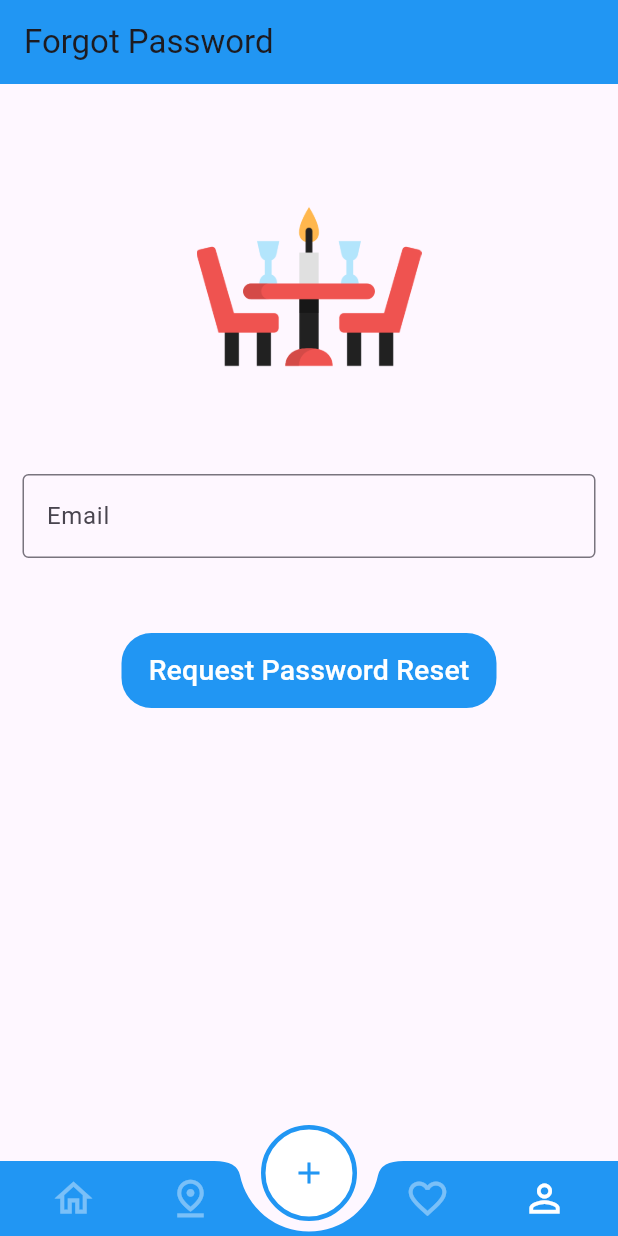
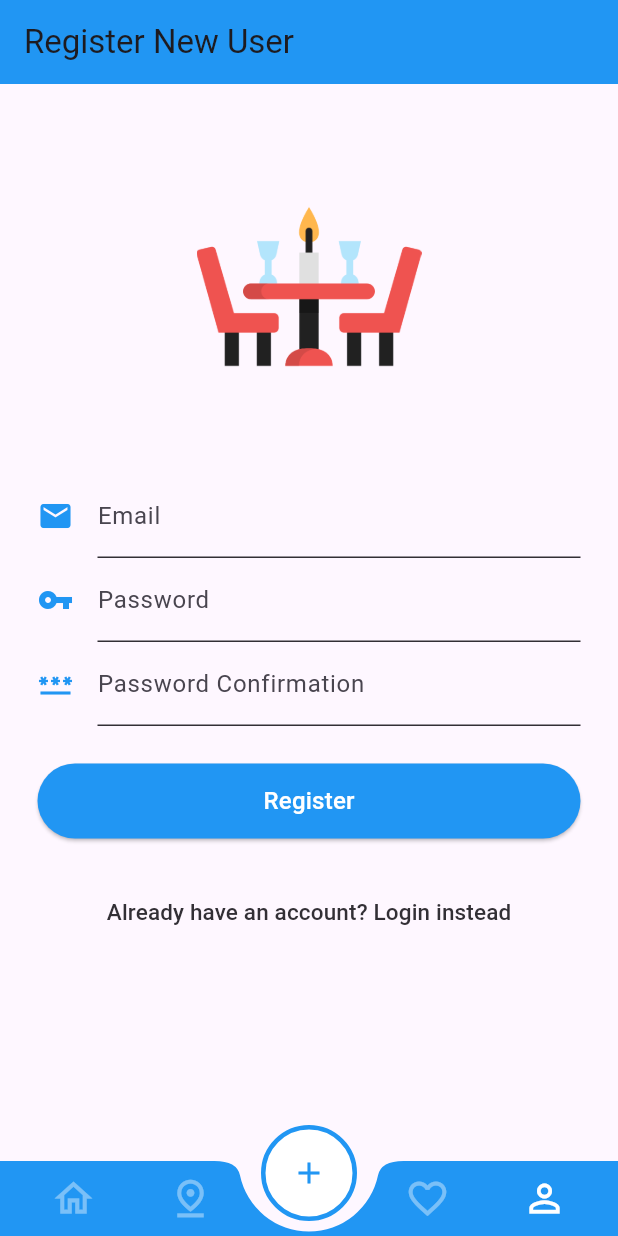
Before and after one commit to abhiroop43/flutter_restaurants_mobile_ui, a Flutter app: the screen it shows after launch, item 4 of the bottom bar chosen, after a tap on "New User? Create Account", on a phone screen of 412 x 824 dp. Run offline on Flutter 3.47's test engine with Material 3 defaults, Android fonts, the phone set to English and light mode, and no system bars.

Commit message:
feat: added register screen

```diff
--- a/lib/login_screen.dart
+++ b/lib/login_screen.dart
@@ -2,6 +2,7 @@ import 'package:flutter/material.dart';
 import 'package:restaurants_mobile_ui/forgot_password_screen.dart';
 import 'package:restaurants_mobile_ui/main.dart';
 import 'package:restaurants_mobile_ui/profile_screen.dart';
+import 'package:restaurants_mobile_ui/register_screen.dart';
 
 class LoginScreen extends StatefulWidget {
   const LoginScreen({super.key});
@@ -87,7 +88,7 @@ class _LoginScreen extends State<LoginScreen> {
             TextButton(
               onPressed: () {
                 Navigator.push(context,
-                    MaterialPageRoute(builder: (_) => ForgotPasswordScreen()));
+                    MaterialPageRoute(builder: (_) => RegisterScreen()));
               },
               child: Text(
                 'New User? Create Account',
--- /dev/null
+++ b/lib/register_screen.dart
@@ -0,0 +1,96 @@
+import 'package:flutter/material.dart';
+import 'package:restaurants_mobile_ui/login_screen.dart';
+import 'package:restaurants_mobile_ui/main.dart';
+import 'package:restaurants_mobile_ui/shared/authentication_text_form_field.dart';
+
+class RegisterScreen extends StatefulWidget {
+  const RegisterScreen({super.key});
+
+  @override
+  State<RegisterScreen> createState() => _RegisterScreenState();
+}
+
+class _RegisterScreenState extends State<RegisterScreen> {
+  final GlobalKey<FormState> _formKey = GlobalKey();
+  final emailController = TextEditingController();
+  final passwordController = TextEditingController();
+  final passwordConfirmationController = TextEditingController();
+
+  @override
+  Widget build(BuildContext context) {
+    return Scaffold(
+      appBar: AppBar(
+          title: Text('Register New User'),
+          backgroundColor: primaryColor,
+          automaticallyImplyLeading: false),
+      body: Column(
+        children: [
+          Padding(
+            padding: const EdgeInsets.only(top: 60.0),
+            child: Center(
+              child: SizedBox(
+                  width: 200,
+                  height: 150,
+                  /*decoration: BoxDecoration(
+                        color: Colors.red,
+                        borderRadius: BorderRadius.circular(50.0)),*/
+                  child: Image(image: AssetImage('assets/images/rms.png'))),
+            ),
+          ),
+          Form(
+            key: _formKey,
+            child: Padding(
+              padding: const EdgeInsets.symmetric(horizontal: 25),
+              child: Column(
+                children: [
+                  const SizedBox(height: 50),
+                  AuthenticationTextFormField(
+                    icon: Icons.email,
+                    label: 'Email',
+                    textEditingController: emailController,
+                  ),
+                  AuthenticationTextFormField(
+                    icon: Icons.vpn_key,
+                    label: 'Password',
+                    textEditingController: passwordController,
+                  ),
+                  AuthenticationTextFormField(
+                    icon: Icons.password,
+                    label: 'Password Confirmation',
+                    textEditingController: passwordConfirmationController,
+                  ),
+                  const SizedBox(height: 25),
+                  ElevatedButton(
+                    style: ElevatedButton.styleFrom(
+                        minimumSize: const Size.fromHeight(50),
+                        backgroundColor: primaryColor),
+                    onPressed: () {},
+                    child: Text(
+                      'Register',
+                      style: Theme.of(context).textTheme.titleMedium?.copyWith(
+                            color: Colors.white,
+                          ),
+                    ),
+                  ),
+                  const SizedBox(height: 25),
+                  TextButton(
+                    onPressed: () {
+                      Navigator.push(context,
+                          MaterialPageRoute(builder: (_) => LoginScreen()));
+                    },
+                    child: Text(
+                      'Already have an account? Login instead',
+                      style: TextStyle(
+                          color: Theme.of(context).colorScheme.inverseSurface,
+                          fontSize: 15),
+                    ),
+                  ),
+                ],
+              ),
+            ),
+          ),
+        ],
+      ),
+    );
+  }
+}
--- /dev/null
+++ b/lib/shared/authentication_text_form_field.dart
@@ -0,0 +1,36 @@
+import 'package:flutter/material.dart';
+import 'package:restaurants_mobile_ui/main.dart';
+
+class AuthenticationTextFormField extends StatelessWidget {
+  const AuthenticationTextFormField({
+    required this.icon,
+    required this.label,
+    required this.textEditingController,
+    super.key,
+  });
+
+  final IconData icon;
+  final String label;
+  final TextEditingController textEditingController;
+
+  @override
+  Widget build(BuildContext context) {
+    final theme = Theme.of(context);
+
+    return TextFormField(
+      controller: textEditingController,
+      obscureText: label.toLowerCase().contains('password'),
+      decoration: InputDecoration(
+        floatingLabelStyle: theme.textTheme.titleLarge,
+        icon: Icon(icon, color: primaryColor),
+        labelText: label,
+        focusedBorder: UnderlineInputBorder(
+          borderSide: BorderSide(color: primaryColor),
+        ),
+        enabledBorder: UnderlineInputBorder(
+          borderSide: BorderSide(color: theme.colorScheme.inverseSurface),
+        ),
+      ),
+    );
+  }
+}
--- /dev/null
+++ b/lib/shared/wave.dart
@@ -0,0 +1,39 @@
+import 'package:flutter/material.dart';
+
+class Wave extends StatelessWidget {
+  const Wave({super.key});
+
+  @override
+  Widget build(BuildContext context) {
+    return ClipPath(
+      clipper: WaveClipper(),
+      child: Container(color: Theme.of(context).primaryColor, height: 200),
+    );
+  }
+}
+
+class WaveClipper extends CustomClipper<Path> {
+  @override
+  getClip(Size size) {
+    var path = Path();
+    path.lineTo(0, 175);
+
+    // The values of the calculations would be path.quadraticBezierTo(100, 75, 200, 150) if the height is 200 and the width is 400;
+    path.quadraticBezierTo(size.width * 0.25, size.height * 0.50 - 25,
+        size.width * 0.50, size.height * 0.75);
+
+    // The values of the calculations would be path.quadraticBezierTo(300, 225, 400, 150) if the height is 200 and the width is 400;
+    path.quadraticBezierTo(
+        size.width * 0.75, size.height + 25, size.width, size.height * 0.75);
+
+    path.lineTo(size.width, 0);
+    path.close();
+
+    return path;
+  }
+
+  @override
+  bool shouldReclip(CustomClipper oldClipper) {
+    return false;
+  }
+}
```
